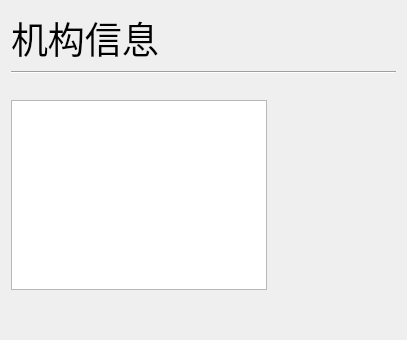
This is ui/widgets/subpages/Page3/page.ui in ArcherLuo233/election-s-prediction as Qt 5 draws it before an edit. The edited form follows.
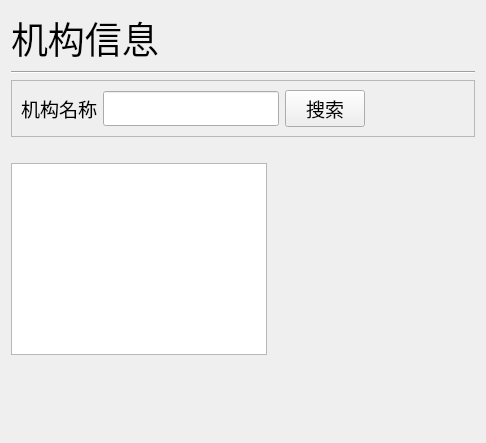
This is the edited form. Custom widgets are drawn as their Qt base class.

Commit message: 机构信息页面添加搜索框和分页

Diff of the .ui file:
```diff
--- a/ui/widgets/subpages/Page3/page.ui
+++ b/ui/widgets/subpages/Page3/page.ui
@@ -6,8 +6,8 @@
    <rect>
     <x>0</x>
     <y>0</y>
-    <width>407</width>
-    <height>340</height>
+    <width>486</width>
+    <height>443</height>
    </rect>
   </property>
   <property name="font">
@@ -40,6 +40,58 @@
      </property>
     </widget>
    </item>
+   <item>
+    <widget class="QFrame" name="frame">
+     <property name="frameShape">
+      <enum>QFrame::StyledPanel</enum>
+     </property>
+     <property name="frameShadow">
+      <enum>QFrame::Raised</enum>
+     </property>
+     <layout class="QHBoxLayout" name="horizontalLayout_2">
+      <item>
+       <widget class="QLabel" name="label_2">
+        <property name="text">
+         <string>机构名称</string>
+        </property>
+       </widget>
+      </item>
+      <item>
+       <widget class="QLineEdit" name="lineEdit">
+        <property name="sizePolicy">
+         <sizepolicy hsizetype="Preferred" vsizetype="Fixed">
+          <horstretch>0</horstretch>
+          <verstretch>0</verstretch>
+         </sizepolicy>
+        </property>
+       </widget>
+      </item>
+      <item>
+       <widget class="QPushButton" name="button_search">
+        <property name="cursor">
+         <cursorShape>PointingHandCursor</cursorShape>
+        </property>
+        <property name="text">
+         <string>搜索</string>
+        </property>
+       </widget>
+      </item>
+      <item>
+       <spacer name="horizontalSpacer">
+        <property name="orientation">
+         <enum>Qt::Horizontal</enum>
+        </property>
+        <property name="sizeHint" stdset="0">
+         <size>
+          <width>40</width>
+          <height>20</height>
+         </size>
+        </property>
+       </spacer>
+      </item>
+     </layout>
+    </widget>
+   </item>
    <item>
     <layout class="QHBoxLayout" name="horizontalLayout">
      <property name="topMargin">
@@ -78,6 +130,14 @@
    </item>
   </layout>
  </widget>
+ <customwidgets>
+  <customwidget>
+   <class>PageController</class>
+   <extends>QWidget</extends>
+   <header>ui.page_elements.PageController</header>
+   <container>1</container>
+  </customwidget>
+ </customwidgets>
  <resources/>
  <connections/>
 </ui>
```
Left out of the diff: 3 changed lines with no effect on the pictures. The commit also changes 2 other files.
